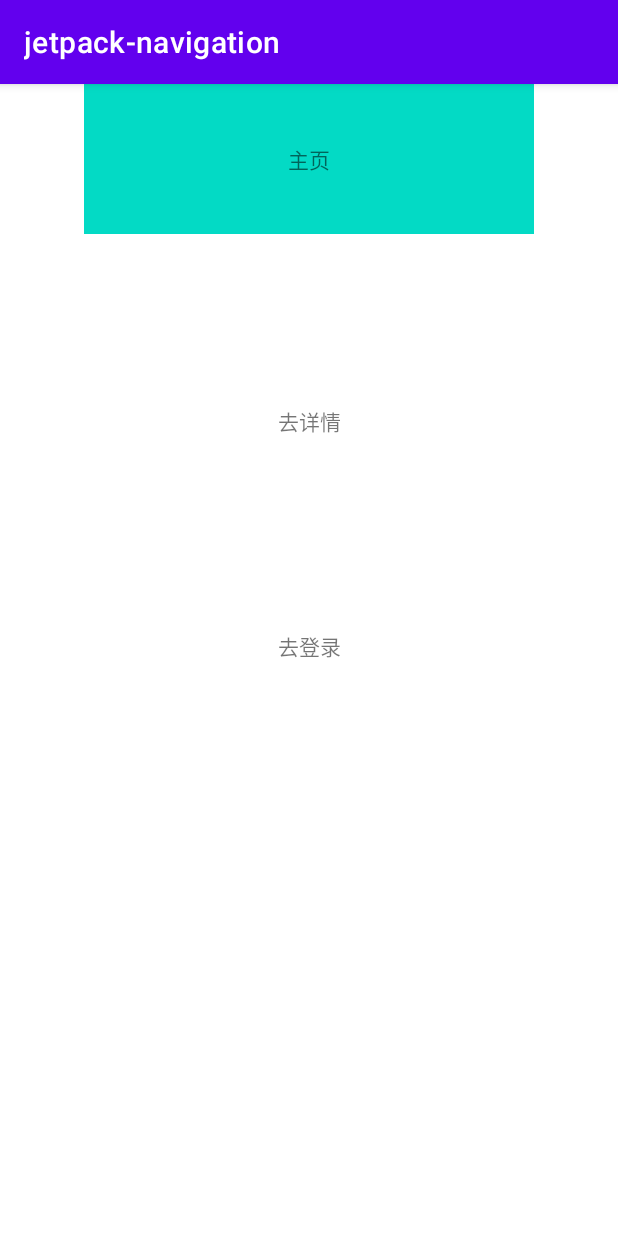
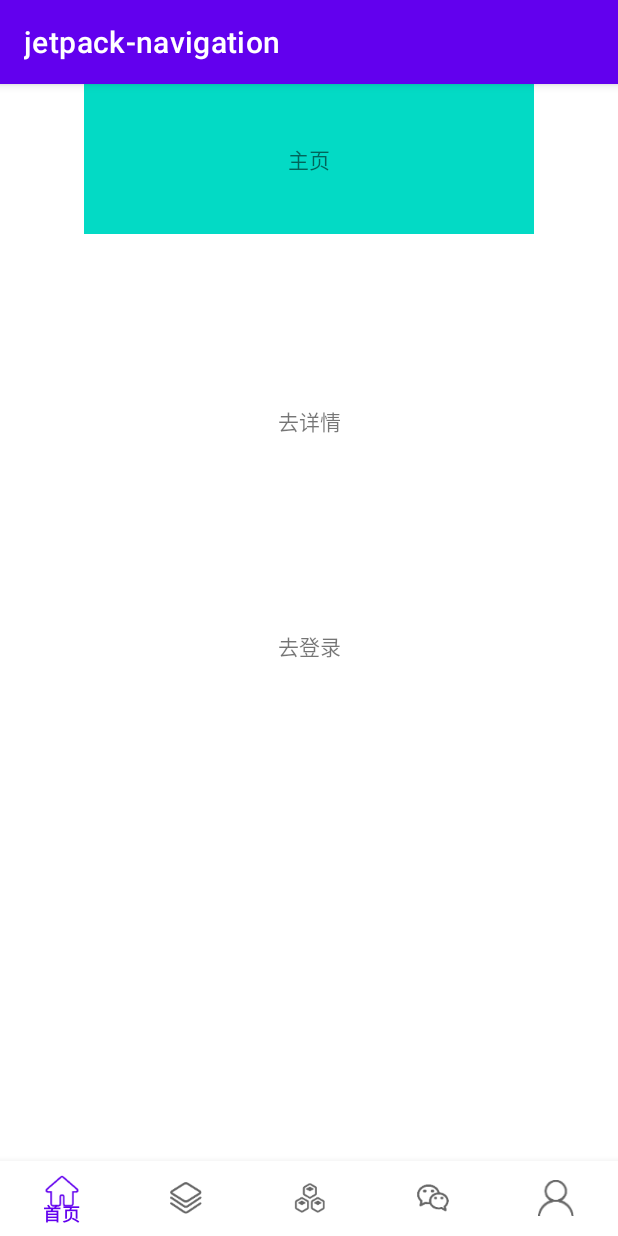
Before and after one commit to ruojinghong/jetpack-navigation, an Android app: the screen it shows after launch (MainActivity), on a phone screen of 412 x 824 dp. Run offline under Robolectric (Android 15) with nearby library versions, the phone set to English and light mode, and no system bars; our stand-ins replace data binding.

Commit message:
bottomnavigation

```diff
--- a/app/src/main/res/layout/activity_main.xml
+++ b/app/src/main/res/layout/activity_main.xml
@@ -1,14 +1,16 @@
 <?xml version="1.0" encoding="utf-8"?>
-<androidx.constraintlayout.widget.ConstraintLayout xmlns:android="http://schemas.android.com/apk/res/android"
+<LinearLayout xmlns:android="http://schemas.android.com/apk/res/android"
     xmlns:app="http://schemas.android.com/apk/res-auto"
     xmlns:tools="http://schemas.android.com/tools"
     android:layout_width="match_parent"
     android:layout_height="match_parent"
-    tools:context=".MainActivity">
+    tools:context=".MainActivity"
+    android:orientation="vertical">
     <fragment
         android:id="@+id/fragment"
-        android:layout_width="0dp"
+        android:layout_width="match_parent"
         android:layout_height="0dp"
+        android:layout_weight="1"
         app:layout_constraintLeft_toLeftOf="parent"
         app:layout_constraintRight_toRightOf="parent"
         app:layout_constraintTop_toTopOf="parent"
@@ -17,7 +19,11 @@
         app:defaultNavHost="true"
         app:navGraph="@navigation/nav_graph"
     />
+    <com.google.android.material.bottomnavigation.BottomNavigationView
+        android:layout_width="match_parent"
+        android:layout_height="50dp"
+       android:id="@+id/bottom_nav"
+        app:menu="@menu/menu_navigation"/>
 
 
-
-</androidx.constraintlayout.widget.ConstraintLayout>
+</LinearLayout>
--- /dev/null
+++ b/app/src/main/res/menu/menu_navigation.xml
@@ -0,0 +1,27 @@
+<?xml version="1.0" encoding="utf-8"?>
+<menu xmlns:android="http://schemas.android.com/apk/res/android">
+    <item
+        android:id="@+id/menu_main"
+        android:checked="true"
+        android:icon="@drawable/menu_main"
+        android:title="@string/bottom_name1" />
+
+    <item
+        android:id="@+id/menu_project"
+        android:icon="@drawable/menu_project"
+        android:title="@string/bottom_name2" />
+
+    <item
+        android:id="@+id/menu_system"
+        android:icon="@drawable/menu_tree"
+        android:title="@string/bottom_name3" />
+    <item
+        android:id="@+id/menu_public"
+        android:icon="@drawable/menu_public"
+        android:title="@string/bottom_name4" />
+    <item
+        android:id="@+id/menu_me"
+        android:icon="@drawable/menu_me"
+        android:title="@string/bottom_name5" />
+
+</menu>
--- a/app/src/main/res/navigation/nav_graph.xml
+++ b/app/src/main/res/navigation/nav_graph.xml
@@ -35,18 +35,21 @@
             app:destination="@id/loginFragment"/>
 
 
-
         <action
             android:id="@+id/action_homeFragment_to_detailFragment"
-            app:destination="@id/detailFragment" >
-        <argument
-            android:name="productName"
-            app:argType="string"
-            android:defaultValue="unknow" />
-        <argument
-            android:name="price"
-            app:argType="string"
-            android:defaultValue="unknow" />
+            app:destination="@id/detailFragment"
+            app:enterAnim="@android:anim/slide_in_left"
+            app:exitAnim="@android:anim/slide_in_left"
+            app:popEnterAnim="@android:anim/slide_out_right"
+            app:popExitAnim="@android:anim/slide_in_left">
+            <argument
+                android:name="productName"
+                android:defaultValue="unknow"
+                app:argType="string" />
+            <argument
+                android:name="price"
+                android:defaultValue="unknow"
+                app:argType="string" />
         </action>
     </fragment>
     <fragment
--- a/app/src/main/res/values/strings.xml
+++ b/app/src/main/res/values/strings.xml
@@ -1,4 +1,9 @@
 <resources>
+    <string name="bottom_name1">首页</string>
+    <string name="bottom_name2">项目</string>
+    <string name="bottom_name3">广场</string>
+    <string name="bottom_name4">公众号</string>
+    <string name="bottom_name5">我的</string>
     <string name="app_name">jetpack-navigation</string>
     <!-- TODO: Remove or change this placeholder text -->
     <string name="hello_blank_fragment">Hello blank fragment</string>
```
Also changed, not shown: app/src/main/res/drawable-xxxhdpi/menu_main.png (added), app/src/main/res/drawable-xxxhdpi/menu_me.png (added), app/src/main/res/drawable-xxxhdpi/menu_project.png (added), app/src/main/res/drawable-xxxhdpi/menu_public.png (added), app/src/main/res/drawable-xxxhdpi/menu_tree.png (added).
